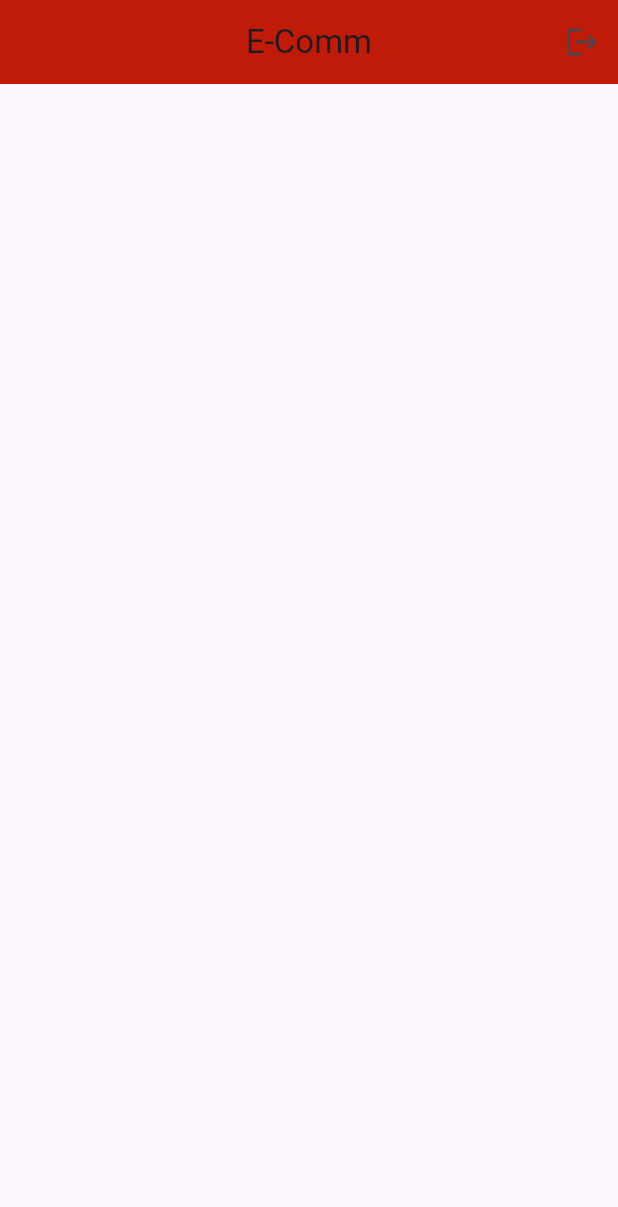
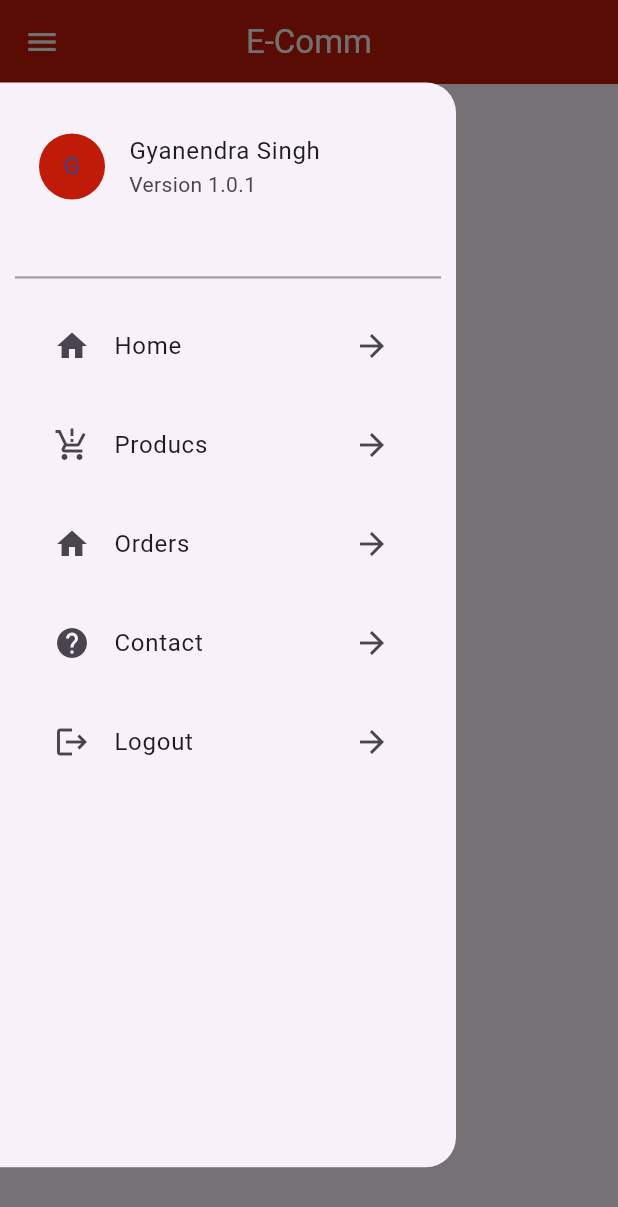
Before and after one commit to gyanendrarathour/e_comm, a Flutter app: the MainScreen screen opened directly, with the side drawer open (before the commit the screen has no drawer), on a phone screen of 412 x 824 dp. Shown: the top 1207 px of the screen. Run offline on Flutter 3.47's test engine with Material 3 defaults, Android fonts, the phone set to English and light mode, and no system bars; our stand-ins replace cloud_firestore, firebase_auth, firebase_core, flutter_easyloading, flutter_keyboard_visibility, get and 2 more; accounts and stored records are empty.

Commit message:
Custom Drawer

```diff
--- a/lib/main.dart
+++ b/lib/main.dart
@@ -1,4 +1,5 @@
 import 'package:e_comm/firebase_options.dart';
+import 'package:e_comm/utils/appConstant.dart';
 import 'package:firebase_core/firebase_core.dart';
 import 'package:flutter/material.dart';
 import 'package:flutter_easyloading/flutter_easyloading.dart';
@@ -24,7 +25,7 @@ class MyApp extends StatelessWidget {
       debugShowCheckedModeBanner: false,
       title: 'E-Comm',
       theme: ThemeData(
-        appBarTheme: const AppBarTheme(centerTitle: true),
+        appBarTheme: const AppBarTheme(centerTitle: true, foregroundColor: AppConstant.appTextColor, iconTheme: IconThemeData(color: AppConstant.appTextColor)),
         colorScheme: ColorScheme.fromSeed(seedColor: Colors.deepPurple),
         useMaterial3: true,
       ),
--- a/lib/screens/authUI/splashScreen.dart
+++ b/lib/screens/authUI/splashScreen.dart
@@ -1,6 +1,9 @@
-import 'package:e_comm/screens/authUI/signInScreen.dart';
+import 'package:e_comm/controllers/getUserDataController.dart';
+import 'package:e_comm/screens/adminPanel/adminMainScreen.dart';
 import 'package:e_comm/screens/authUI/welcomeScreen.dart';
+import 'package:e_comm/screens/userPanel/mainScreen.dart';
 import 'package:e_comm/utils/appConstant.dart';
+import 'package:firebase_auth/firebase_auth.dart';
 import 'package:flutter/material.dart';
 import 'package:get/get.dart';
 import 'package:lottie/lottie.dart';
@@ -13,13 +16,31 @@ class SplashScreen extends StatefulWidget {
 }
 
 class _SplashScreenState extends State<SplashScreen> {
+  User? user = FirebaseAuth.instance.currentUser;
+
   @override
   void initState() {
     // TODO: implement initState
     super.initState();
     Future.delayed(const Duration(seconds: 3), (){
-      Get.offAll(()=> WelcomeScreen());
+      loggedIn(context);
     });
+  }
+
+  Future<void> loggedIn(BuildContext context) async{
+    if(user!=null){
+      final GetUserDataController getUserDataController = Get.put(GetUserDataController());
+      var userData = await getUserDataController.getUserData(user!.uid);
+      if(userData[0]['isAdmin']==true){
+        Get.offAll(const AdminMainScreen());
+      }
+      else {
+        Get.offAll(const MainScreen());
+      }
+    }
+    else{
+      Get.to(WelcomeScreen());
+    }
   }
 
   @override
--- a/lib/screens/userPanel/mainScreen.dart
+++ b/lib/screens/userPanel/mainScreen.dart
@@ -1,32 +1,28 @@
 import 'package:e_comm/screens/authUI/welcomeScreen.dart';
 import 'package:e_comm/utils/appConstant.dart';
+import 'package:e_comm/widgets/customDrawerWidget.dart';
 import 'package:firebase_auth/firebase_auth.dart';
 import 'package:flutter/material.dart';
 import 'package:get/get_core/get_core.dart';
 import 'package:get/get_navigation/get_navigation.dart';
 import 'package:google_sign_in/google_sign_in.dart';
 
-class MainScreen extends StatelessWidget {
+class MainScreen extends StatefulWidget {
   const MainScreen({super.key});
 
   @override
+  State<MainScreen> createState() => _MainScreenState();
+}
+
+class _MainScreenState extends State<MainScreen> {
+  @override
   Widget build(BuildContext context) {
-    return SafeArea(
-      child: Scaffold(
-        appBar: AppBar(
-          backgroundColor: AppConstant.appMainColor,
-          title: Text(AppConstant.appMainName),
-          actions: [
-            IconButton(onPressed: ()async{
-              GoogleSignIn googleSignIn = GoogleSignIn();
-              FirebaseAuth _auth = FirebaseAuth.instance;
-              await _auth.signOut();
-              await googleSignIn.signOut();
-              Get.offAll(()=>WelcomeScreen());
-            }, icon: const Icon(Icons.logout))
-          ],
-        ),
+    return Scaffold(
+      appBar: AppBar(
+        backgroundColor: AppConstant.appMainColor,
+        title: Text(AppConstant.appMainName),
       ),
+      drawer: const DrawerWidget(),
     );
   }
 }
--- /dev/null
+++ b/lib/widgets/customDrawerWidget.dart
@@ -0,0 +1,104 @@
+import 'package:e_comm/screens/authUI/welcomeScreen.dart';
+import 'package:e_comm/utils/appConstant.dart';
+import 'package:firebase_auth/firebase_auth.dart';
+import 'package:flutter/material.dart';
+import 'package:get/get.dart';
+import 'package:google_sign_in/google_sign_in.dart';
+
+class DrawerWidget extends StatefulWidget {
+  const DrawerWidget({super.key});
+
+  @override
+  State<DrawerWidget> createState() => _DrawerWidgetState();
+}
+
+class _DrawerWidgetState extends State<DrawerWidget> {
+  @override
+  Widget build(BuildContext context) {
+    return Padding(
+      padding: EdgeInsets.only(top: Get.height / 15, bottom: Get.height / 18),
+      child: Drawer(
+        shape: RoundedRectangleBorder(
+            borderRadius: BorderRadius.only(
+                topRight: Radius.circular(20.0),
+                bottomRight: Radius.circular(20.0))),
+        child: Wrap(
+          runSpacing: 10,
+          children: [
+           const  Padding(
+              padding: EdgeInsets.symmetric(horizontal: 10.0, vertical: 20.0),
+              child: ListTile(
+                titleAlignment: ListTileTitleAlignment.center,
+                title: Text('Gyanendra Singh'),
+                subtitle: Text('Version 1.0.1'),
+                leading: CircleAvatar(
+                  radius: 22.0,
+                  backgroundColor: AppConstant.appMainColor,
+                  child: Text('G'),
+                ),
+              ),
+            ),
+            const Divider(
+              indent: 10.0,
+              endIndent: 10.0,
+              thickness: 1.5,
+              color: Colors.grey,
+            ),
+            const Padding(
+              padding: EdgeInsets.symmetric(horizontal: 20.0),
+              child: ListTile(
+                titleAlignment: ListTileTitleAlignment.center,
+                title: Text('Home'),
+                leading: Icon(Icons.home),
+                trailing: Icon(Icons.arrow_forward),
+              ),
+            ),
+            const Padding(
+              padding: EdgeInsets.symmetric(horizontal: 20.0),
+              child: ListTile(
+                titleAlignment: ListTileTitleAlignment.center,
+                title: Text('Producs'),
+                leading: Icon(Icons.production_quantity_limits),
+                trailing: Icon(Icons.arrow_forward),
+              ),
+            ),
+            const Padding(
+              padding: EdgeInsets.symmetric(horizontal: 20.0),
+              child: ListTile(
+                titleAlignment: ListTileTitleAlignment.center,
+                title: Text('Orders'),
+                leading: Icon(Icons.home),
+                trailing: Icon(Icons.arrow_forward),
+              ),
+            ),
+            const Padding(
+              padding: EdgeInsets.symmetric(horizontal: 20.0),
+              child: ListTile(
+                titleAlignment: ListTileTitleAlignment.center,
+                title: Text('Contact'),
+                leading: Icon(Icons.help),
+                trailing: Icon(Icons.arrow_forward),
+              ),
+            ),
+            Padding(
+              padding: EdgeInsets.symmetric(horizontal: 20.0),
+              child: ListTile(
+                onTap: () async {
+                  GoogleSignIn googleSignIn = GoogleSignIn();
+                  FirebaseAuth _auth = FirebaseAuth.instance;
+                  await _auth.signOut();
+                  await googleSignIn.signOut();
+                  Get.offAll(() => WelcomeScreen());
+                },
+                titleAlignment: ListTileTitleAlignment.center,
+                title: Text('Logout'),
+                leading: Icon(Icons.logout),
+                trailing: Icon(Icons.arrow_forward),
+              ),
+            ),
+          ],
+        ),
+      ),
+    );
+  }
+}
```
